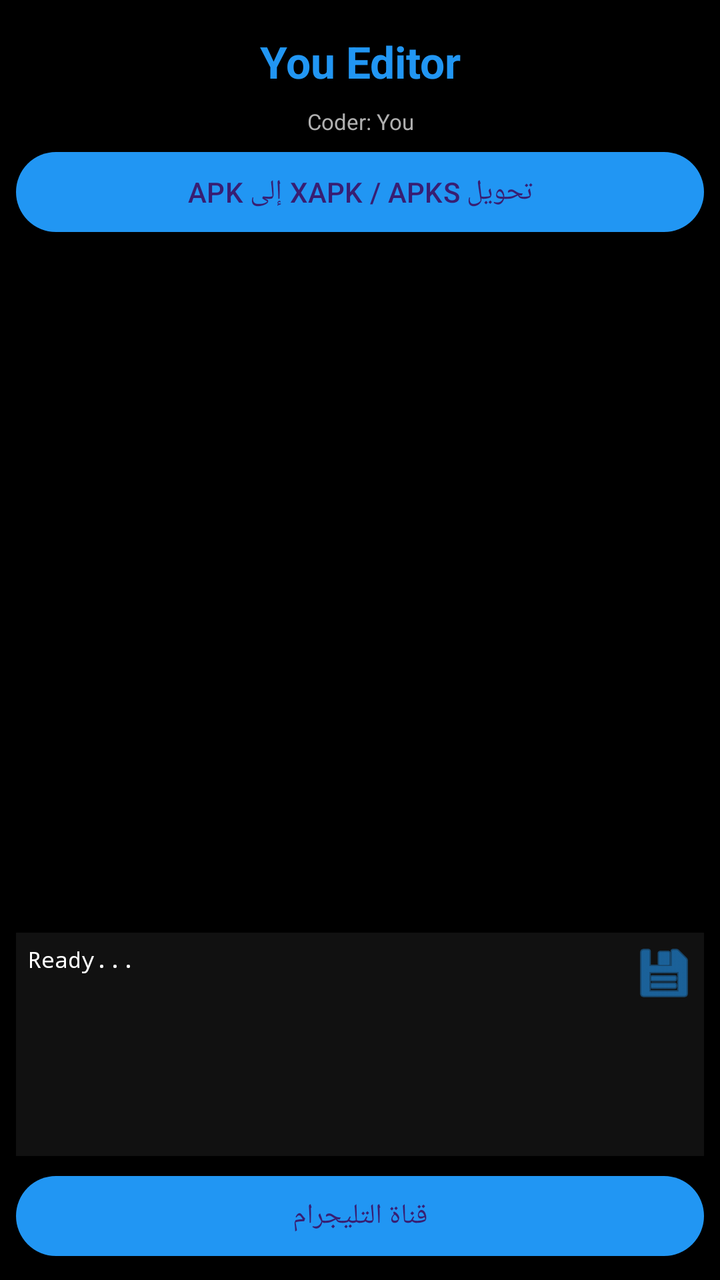
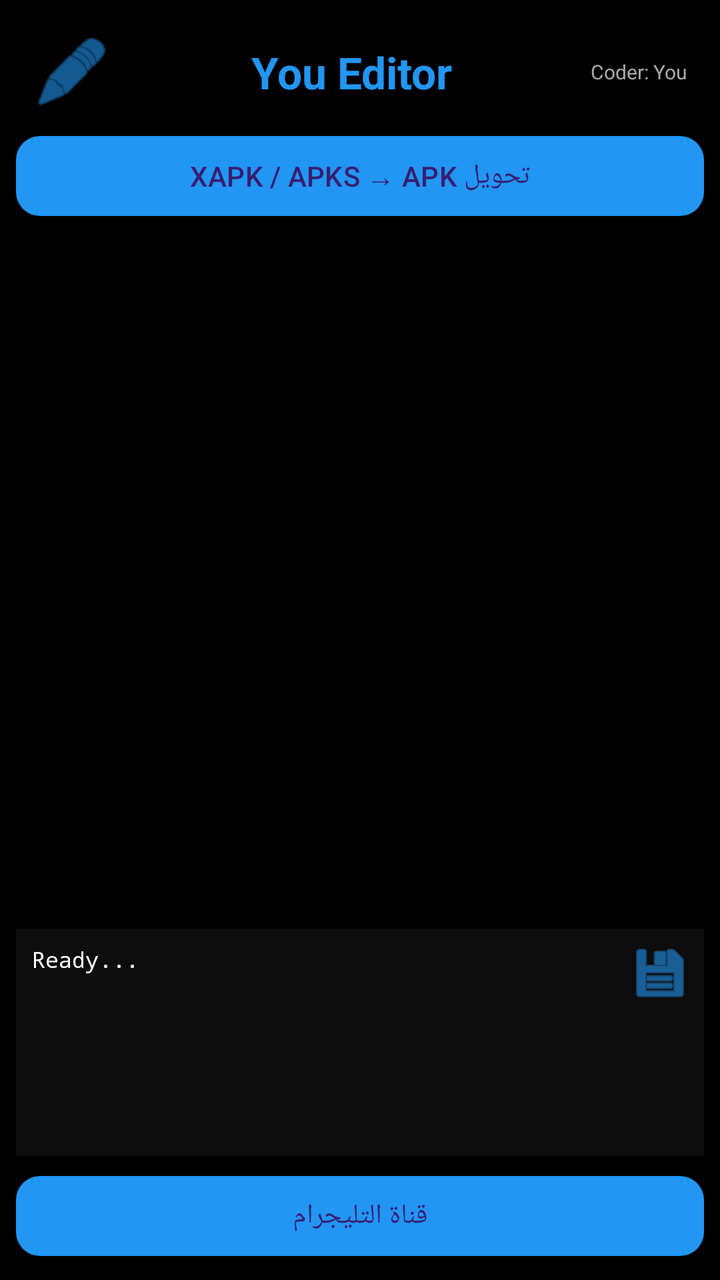

Before-and-after screenshots of an Android layout around one commit, followed by the original layout XML and the change that was made.
<!-- AndroidManifest.xml: application theme Theme.YouEditor -->
<!-- res/layout/activity_main.xml -->
<?xml version="1.0" encoding="utf-8"?>
<LinearLayout xmlns:android="http://schemas.android.com/apk/res/android"
    xmlns:app="http://schemas.android.com/apk/res-auto"
    android:layout_width="match_parent"
    android:layout_height="match_parent"
    android:orientation="vertical"
    android:background="@color/black"
    android:padding="8dp">

    <TextView
        android:layout_width="match_parent"
        android:layout_height="wrap_content"
        android:text="@string/app_name"
        android:textColor="@color/blue"
        android:textSize="22sp"
        android:textStyle="bold"
        android:gravity="center"
        android:padding="8dp" />

    <TextView
        android:layout_width="match_parent"
        android:layout_height="wrap_content"
        android:text="@string/coder"
        android:textColor="@color/text_secondary"
        android:textSize="11sp"
        android:gravity="center"
        android:paddingBottom="4dp" />

    <com.google.android.material.button.MaterialButton
        android:id="@+id/btnPickFile"
        android:layout_width="match_parent"
        android:layout_height="wrap_content"
        android:text="تحويل XAPK / APKS إلى APK"
        android:layout_marginBottom="6dp"
        app:backgroundTint="@color/blue" />

    <androidx.recyclerview.widget.RecyclerView
        android:id="@+id/appsRecycler"
        android:layout_width="match_parent"
        android:layout_height="0dp"
        android:layout_weight="3"
        android:clipToPadding="false" />

    <FrameLayout
        android:layout_width="match_parent"
        android:layout_height="0dp"
        android:layout_weight="1"
        android:layout_marginTop="6dp"
        android:background="#FF111111">

        <ScrollView
            android:layout_width="match_parent"
            android:layout_height="match_parent"
            android:padding="6dp">

            <TextView
                android:id="@+id/logText"
                android:layout_width="match_parent"
                android:layout_height="wrap_content"
                android:textColor="#FFFFFFFF"
                android:textSize="11sp"
                android:fontFamily="monospace"
                android:text="Ready...\n" />
        </ScrollView>

        <ImageButton
            android:id="@+id/btnCopyLog"
            android:layout_width="32dp"
            android:layout_height="32dp"
            android:layout_gravity="top|end"
            android:layout_margin="4dp"
            android:background="?attr/selectableItemBackgroundBorderless"
            android:src="@android:drawable/ic_menu_save"
            android:contentDescription="Copy log"
            app:tint="@color/blue" />
    </FrameLayout>

    <com.google.android.material.button.MaterialButton
        android:id="@+id/btnTelegram"
        android:layout_width="match_parent"
        android:layout_height="wrap_content"
        android:text="@string/telegram"
        android:layout_marginTop="6dp"
        app:backgroundTint="@color/blue" />

</LinearLayout>
<!-- resources referenced by this layout -->
<resources>
  <color name="black">#FF000000</color>
  <color name="blue">#FF2196F3</color>
  <color name="text_secondary">#FFB0B0B0</color>
  <string name="app_name">You Editor</string>
  <string name="coder">Coder: You</string>
  <string name="telegram">قناة التليجرام</string>
  <style name="Theme.YouEditor" parent="Theme.Material3.Dark.NoActionBar">
          <item name="colorPrimary">@color/blue</item>
          <item name="colorPrimaryVariant">@color/blue_dark</item>
          <item name="android:statusBarColor">@color/black</item>
          <item name="android:navigationBarColor">@color/black</item>
          <item name="android:windowBackground">@color/black</item>
      </style>
  <color name="blue_dark">#FF1976D2</color>
</resources>

<!-- the commit's change to res/layout/activity_main.xml (unified diff, before → after) -->
@@ -7,32 +7,46 @@
     android:background="@color/black"
     android:padding="8dp">
 
-    <TextView
+    <LinearLayout
         android:layout_width="match_parent"
         android:layout_height="wrap_content"
-        android:text="@string/app_name"
-        android:textColor="@color/blue"
-        android:textSize="22sp"
-        android:textStyle="bold"
-        android:gravity="center"
-        android:padding="8dp" />
+        android:orientation="horizontal"
+        android:gravity="center_vertical"
+        android:padding="8dp">
 
-    <TextView
-        android:layout_width="match_parent"
-        android:layout_height="wrap_content"
-        android:text="@string/coder"
-        android:textColor="@color/text_secondary"
-        android:textSize="11sp"
-        android:gravity="center"
-        android:paddingBottom="4dp" />
+        <ImageView
+            android:layout_width="40dp"
+            android:layout_height="40dp"
+            android:src="@android:drawable/ic_menu_edit"
+            app:tint="@color/blue"
+            android:contentDescription="Logo" />
+
+        <TextView
+            android:layout_width="0dp"
+            android:layout_height="wrap_content"
+            android:layout_weight="1"
+            android:text="@string/app_name"
+            android:textColor="@color/blue"
+            android:textSize="22sp"
+            android:textStyle="bold"
+            android:gravity="center" />
+
+        <TextView
+            android:layout_width="wrap_content"
+            android:layout_height="wrap_content"
+            android:text="@string/coder"
+            android:textColor="@color/text_secondary"
+            android:textSize="10sp" />
+    </LinearLayout>
 
     <com.google.android.material.button.MaterialButton
         android:id="@+id/btnPickFile"
         android:layout_width="match_parent"
         android:layout_height="wrap_content"
-        android:text="تحويل XAPK / APKS إلى APK"
+        android:text="تحويل XAPK / APKS → APK"
         android:layout_marginBottom="6dp"
-        app:backgroundTint="@color/blue" />
+        app:backgroundTint="@color/blue"
+        app:cornerRadius="12dp" />
 
     <androidx.recyclerview.widget.RecyclerView
         android:id="@+id/appsRecycler"
@@ -46,12 +60,12 @@
         android:layout_height="0dp"
         android:layout_weight="1"
         android:layout_marginTop="6dp"
-        android:background="#FF111111">
+        android:background="#FF0D0D0D">
 
         <ScrollView
             android:layout_width="match_parent"
             android:layout_height="match_parent"
-            android:padding="6dp">
+            android:padding="8dp">
 
             <TextView
                 android:id="@+id/logText"
@@ -65,8 +79,8 @@
 
         <ImageButton
             android:id="@+id/btnCopyLog"
-            android:layout_width="32dp"
-            android:layout_height="32dp"
+            android:layout_width="36dp"
+            android:layout_height="36dp"
             android:layout_gravity="top|end"
             android:layout_margin="4dp"
             android:background="?attr/selectableItemBackgroundBorderless"
@@ -81,6 +95,7 @@
         android:layout_height="wrap_content"
         android:text="@string/telegram"
         android:layout_marginTop="6dp"
-        app:backgroundTint="@color/blue" />
+        app:backgroundTint="@color/blue"
+        app:cornerRadius="12dp" />
 
 </LinearLayout>
<!-- resource entries referenced after the edit -->
@@ -2,7 +2,7 @@
 <resources>
   <color name="black">#FF000000</color>
   <color name="blue">#FF2196F3</color>
-  <color name="text_secondary">#FFB0B0B0</color>
+  <color name="text_secondary">#FFAAAAAA</color>
   <string name="app_name">You Editor</string>
   <string name="coder">Coder: You</string>
   <string name="telegram">قناة التليجرام</string>
@@ -13,6 +13,6 @@
           <item name="android:navigationBarColor">@color/black</item>
           <item name="android:windowBackground">@color/black</item>
       </style>
-  <color name="blue_dark">#FF1976D2</color>
+  <color name="blue_dark">#FF1565C0</color>
 </resources>
 
